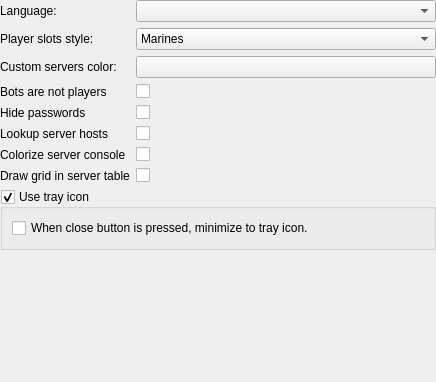
First picture: the form in src/core/gui/configuration/cfgappearance.ui, repository Destroyerrrocket/doomseeker-unofficial, before the edit.
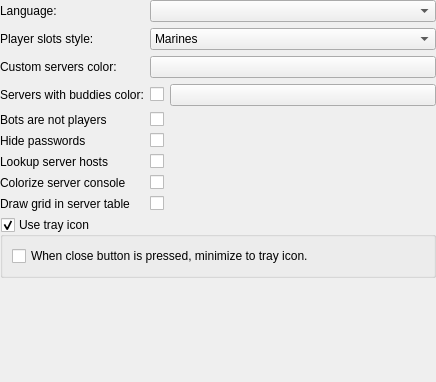
Second picture: the form after the edit. Custom widgets are drawn as their Qt base class.

Commit message: - Highlight servers with buddies (configurable from appearance config page).

```diff
--- a/src/core/gui/configuration/cfgappearance.ui
+++ b/src/core/gui/configuration/cfgappearance.ui
@@ -68,42 +68,42 @@
        </property>
       </widget>
      </item>
-     <item row="3" column="0">
+     <item row="4" column="0">
       <widget class="QLabel" name="label_2">
        <property name="text">
         <string>Bots are not players</string>
        </property>
       </widget>
      </item>
-     <item row="3" column="1">
+     <item row="4" column="1">
       <widget class="QCheckBox" name="cbBotsNotPlayers">
        <property name="text">
         <string/>
        </property>
       </widget>
      </item>
-     <item row="4" column="0">
+     <item row="5" column="0">
       <widget class="QLabel" name="label">
        <property name="text">
         <string>Hide passwords</string>
        </property>
       </widget>
      </item>
-     <item row="4" column="1">
+     <item row="5" column="1">
       <widget class="QCheckBox" name="cbHidePasswords">
        <property name="text">
         <string/>
        </property>
       </widget>
      </item>
-     <item row="5" column="0">
+     <item row="6" column="0">
       <widget class="QLabel" name="label_3">
        <property name="text">
         <string>Lookup server hosts</string>
        </property>
       </widget>
      </item>
-     <item row="5" column="1">
+     <item row="6" column="1">
       <widget class="QCheckBox" name="cbLookupHosts">
        <property name="text">
         <string/>
@@ -133,34 +133,65 @@
        </property>
       </widget>
      </item>
-     <item row="6" column="0">
+     <item row="7" column="0">
       <widget class="QLabel" name="label_7">
        <property name="text">
         <string>Colorize server console</string>
        </property>
       </widget>
      </item>
-     <item row="6" column="1">
+     <item row="7" column="1">
       <widget class="QCheckBox" name="cbColorizeConsole">
        <property name="text">
         <string/>
        </property>
       </widget>
      </item>
-     <item row="7" column="0">
+     <item row="8" column="0">
       <widget class="QLabel" name="label_8">
        <property name="text">
         <string>Draw grid in server table</string>
        </property>
       </widget>
      </item>
-     <item row="7" column="1">
+     <item row="8" column="1">
       <widget class="QCheckBox" name="cbDrawGridInServerTable">
        <property name="text">
         <string/>
        </property>
       </widget>
      </item>
+     <item row="3" column="0">
+      <widget class="QLabel" name="label_9">
+       <property name="text">
+        <string>Servers with buddies color:</string>
+       </property>
+      </widget>
+     </item>
+     <item row="3" column="1">
+      <layout class="QHBoxLayout" name="horizontalLayout">
+       <item>
+        <widget class="QCheckBox" name="cbMarkServersWithBuddies">
+         <property name="text">
+          <string/>
+         </property>
+        </widget>
+       </item>
+       <item>
+        <widget class="ColorButton" name="btnBuddyServersColor">
+         <property name="sizePolicy">
+          <sizepolicy hsizetype="Expanding" vsizetype="Fixed">
+           <horstretch>0</horstretch>
+           <verstretch>0</verstretch>
+          </sizepolicy>
+         </property>
+         <property name="text">
+          <string/>
+         </property>
+        </widget>
+       </item>
+      </layout>
+     </item>
     </layout>
    </item>
    <item>
```
The commit also changes 8 other files.
